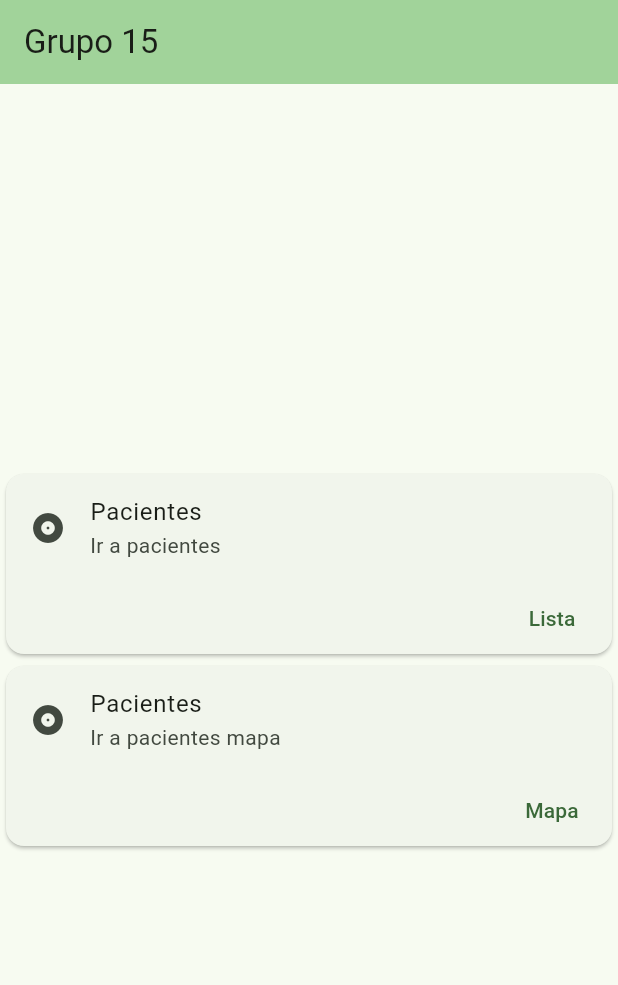
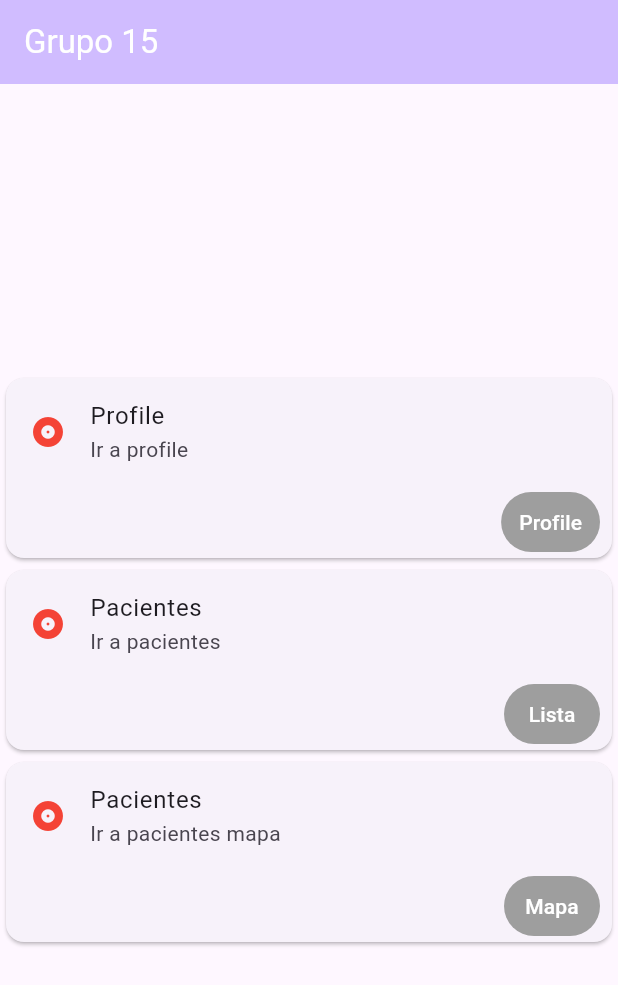
Before and after one commit to Matias-Bussetti/Labo-flutter-app, a Flutter app: the screen it shows after launch, on a phone screen of 412 x 824 dp. Shown: the top 985 px of the screen. Run offline on Flutter 3.47's test engine with Material 3 defaults, Android fonts, the phone set to English and light mode, and no system bars; our stand-ins replace flutter_map, latlong2, shared_preferences.

Commit message:
la mier......

```diff
--- a/lib/HomePage.dart
+++ b/lib/HomePage.dart
@@ -20,6 +20,11 @@ class MyHomePage extends StatelessWidget {
           mainAxisAlignment: MainAxisAlignment.center,
           children: <Widget>[
             CardWidget(
+                title: "Profile",
+                subtitle: "Ir a profile",
+                route: "/profile",
+                buttonText: "Profile"),
+            CardWidget(
                 title: "Pacientes",
                 subtitle: "Ir a pacientes",
                 route: "/patients",
--- a/lib/main.dart
+++ b/lib/main.dart
@@ -1,26 +1,56 @@
 import 'package:flutter/material.dart';
 import 'package:flutter_application_1/HomePage.dart';
+import 'package:flutter_application_1/helpers/preferences.dart';
 import 'package:flutter_application_1/pages/PatientMapPage.dart';
 import 'package:flutter_application_1/pages/PatientPage.dart';
+import 'package:flutter_application_1/pages/ProfilePage.dart';
 import 'package:flutter_application_1/pages/SinglePatientPage.dart';
+import 'package:flutter_application_1/providers/theme_provider.dart';
+import 'package:provider/provider.dart';
 
-void main() {
-  runApp(const MyApp());
+void main() async {
+  WidgetsFlutterBinding.ensureInitialized();
+  await Preferences.initShared();
+
+  runApp(MultiProvider(
+    providers: [
+      ChangeNotifierProvider<ThemeProvider>(
+        create: (_) => ThemeProvider(isDarkMode: Preferences.darkmode),
+      ),
+    ],
+    child: const MyApp(),
+  ));
 }
 
-class MyApp extends StatelessWidget {
+class MyApp extends StatefulWidget {
   const MyApp({super.key});
+
+  @override
+  State<MyApp> createState() => _MyAppState();
+}
+
+class _MyAppState extends State<MyApp> {
+  late ThemeData theme = ThemeData(
+    colorScheme: ColorScheme.fromSeed(seedColor: Colors.green),
+    useMaterial3: true,
+  );
+  @override
+  void initState() {
+    // TODO: implement initState
+    super.initState();
+    setState(() {
+      theme = Provider.of<ThemeProvider>(context, listen: false).temaActual;
+    });
+  }
 
   @override
   Widget build(BuildContext context) {
     return MaterialApp(
       title: 'Grupo 15',
-      theme: ThemeData(
-        colorScheme: ColorScheme.fromSeed(seedColor: Colors.green),
-        useMaterial3: true,
-      ),
+      theme: theme,
       home: const MyHomePage(title: 'Grupo 15'),
       routes: {
+        '/profile': (context) => ProfilePage(),
         '/patients': (context) => PatientPage(),
         '/patients/map': (context) => PatientMapPage(),
         SinglePatientPage.routeName: (context) => const SinglePatientPage(),
--- a/lib/pages/PatientMapPage.dart
+++ b/lib/pages/PatientMapPage.dart
@@ -1,5 +1,4 @@
 import 'package:flutter/material.dart';
-import 'package:flutter_application_1/widgets/patients/PatientList.dart';
 import 'package:flutter_application_1/widgets/patients/PatientMap.dart';
 
 class PatientMapPage extends StatelessWidget {
--- /dev/null
+++ b/lib/providers/theme_provider.dart
@@ -0,0 +1,22 @@
+import 'package:flutter/material.dart';
+import 'package:flutter_application_1/themes/default_theme.dart';
+
+class ThemeProvider extends ChangeNotifier {
+  ThemeData temaActual;
+
+  ThemeProvider({required bool isDarkMode})
+      : temaActual =
+            (isDarkMode) ? DefaultTheme.darkTheme : DefaultTheme.lightTheme;
+
+  setLight() {
+    print('setLight');
+    temaActual = DefaultTheme.lightTheme;
+    notifyListeners();
+  }
+
+  setDark() {
+    print('setLight');
+    temaActual = DefaultTheme.darkTheme;
+    notifyListeners();
+  }
+}
--- /dev/null
+++ b/lib/themes/default_theme.dart
@@ -0,0 +1,47 @@
+import 'package:flutter/material.dart';
+
+class DefaultTheme {
+  static const Color primary = Colors.red;
+  static const Color secondary = Colors.grey;
+  static final Color primaryHover = Colors.red.shade600;
+
+  static final ThemeData lightTheme = ThemeData.light().copyWith(
+      primaryColor: Colors.amber,
+      appBarTheme: const AppBarTheme(
+          backgroundColor: Colors.red, foregroundColor: Colors.white),
+      elevatedButtonTheme: ElevatedButtonThemeData(
+          style: TextButton.styleFrom(
+              backgroundColor: primary, foregroundColor: Colors.white)),
+      textButtonTheme: TextButtonThemeData(
+          style: TextButton.styleFrom(
+              backgroundColor: secondary, foregroundColor: Colors.white)),
+      floatingActionButtonTheme: FloatingActionButtonThemeData(
+        backgroundColor: primary,
+        foregroundColor: Colors.white,
+      ),
+      listTileTheme: ListTileThemeData(iconColor: primary),
+      /* switchTheme: SwitchThemeData(), */
+      inputDecorationTheme: InputDecorationTheme(
+          floatingLabelStyle: TextStyle(color: primary),
+          enabledBorder: OutlineInputBorder(
+            borderRadius: BorderRadius.circular(10),
+            borderSide: BorderSide(color: primary),
+          ),
+          focusedBorder: OutlineInputBorder(
+            borderRadius: BorderRadius.circular(10),
+            borderSide: BorderSide(color: primary),
+          ),
+          border: OutlineInputBorder(
+            borderRadius: BorderRadius.circular(10),
+          )));
+
+  static final ThemeData darkTheme = ThemeData.dark().copyWith(
+    primaryColor: Colors.greenAccent,
+    appBarTheme:
+        AppBarTheme(backgroundColor: Colors.red, foregroundColor: Colors.white),
+    floatingActionButtonTheme: FloatingActionButtonThemeData(
+      backgroundColor: primary,
+      foregroundColor: Colors.white,
+    ),
+  );
+}
--- a/lib/widgets/patients/PatientMap.dart
+++ b/lib/widgets/patients/PatientMap.dart
@@ -1,5 +1,3 @@
-import 'dart:ffi';
-
 import 'package:flutter/material.dart';
 import 'package:flutter_application_1/classes/Patient.dart';
 import 'package:flutter_application_1/classes/PatientsResponse.dart';
--- a/pubspec.yaml
+++ b/pubspec.yaml
@@ -39,6 +39,8 @@ dependencies:
   google_maps_flutter: ^2.9.0
   latlong2: ^0.9.1
   flutter_map: ^7.0.2
+  shared_preferences: ^2.3.2
+  provider: ^6.1.2
 
 dev_dependencies:
   flutter_test:
```
Also changed, not shown: lib/helpers/preferences.dart (added, +108 -0 lines), lib/pages/ProfilePage.dart (added, +173 -0 lines), lib/widgets/IsFavoriteIcon.dart (added, +28 -0 lines), lib/widgets/patients/PatientItem.dart (+2 -11 lines), pubspec.lock, 1 other file.
